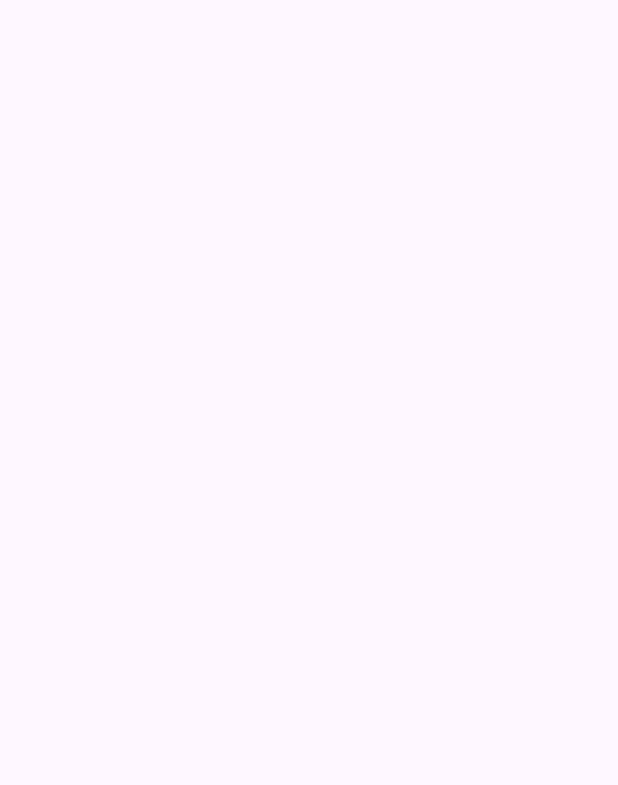
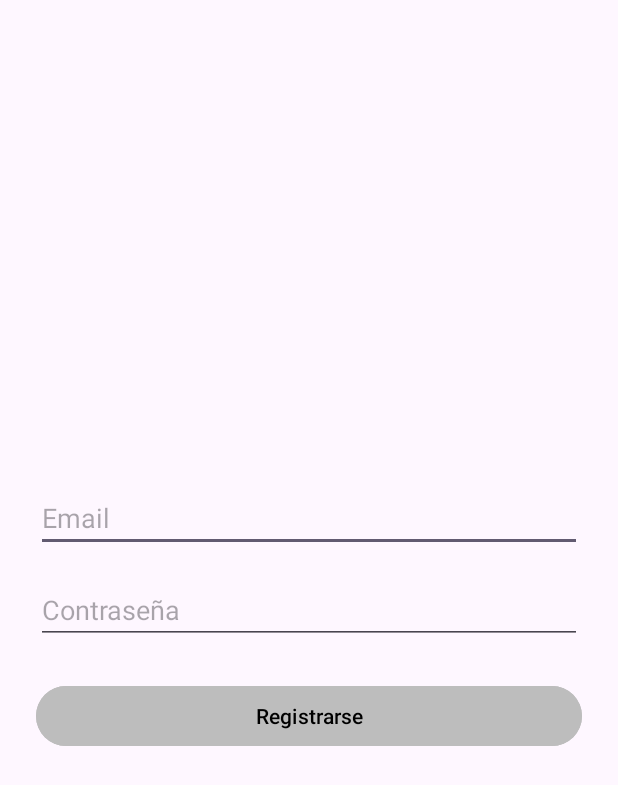
Before and after one commit to IagoHermida/ComprApp, an Android app: the RegisterActivity screen opened directly, with no data from a screen before it, on a phone screen of 412 x 824 dp. Before the commit the part shown is empty. Shown: the top 785 px of the screen. Run offline under Robolectric (Android 15) with nearby library versions, the phone set to English and light mode, and no system bars; our stand-ins replace Firebase (no records; nobody signed in at launch, a user with empty details on screens opened directly).

Commit message:
Primera versión ActivityRegister

```diff
--- a/app/build.gradle
+++ b/app/build.gradle
@@ -36,9 +36,11 @@ dependencies {
     implementation libs.material
     implementation libs.activity
     implementation libs.constraintlayout
+    implementation libs.firebase.auth
     testImplementation libs.junit
     androidTestImplementation libs.ext.junit
     androidTestImplementation libs.espresso.core
     implementation(platform("com.google.firebase:firebase-bom:33.13.0"))
     implementation("com.google.firebase:firebase-analytics")
+
 }
--- a/app/src/main/java/com/example/compraapp/RegisterActivity.java
+++ b/app/src/main/java/com/example/compraapp/RegisterActivity.java
@@ -1,24 +1,61 @@
 package com.example.compraapp;
 
 import android.os.Bundle;
+import android.text.TextUtils;
+import android.widget.Button;
+import android.widget.EditText;
+import android.widget.Toast;
 
-import androidx.activity.EdgeToEdge;
+import androidx.annotation.NonNull;
 import androidx.appcompat.app.AppCompatActivity;
-import androidx.core.graphics.Insets;
-import androidx.core.view.ViewCompat;
-import androidx.core.view.WindowInsetsCompat;
+
+import com.google.firebase.auth.FirebaseAuth;
+import com.google.firebase.auth.FirebaseUser;
 
 public class RegisterActivity extends AppCompatActivity {
+
+    private EditText etEmail, etPassword;
+    private Button btnRegisterConfirm;
+
+    private FirebaseAuth mAuth;
 
     @Override
     protected void onCreate(Bundle savedInstanceState) {
         super.onCreate(savedInstanceState);
-        EdgeToEdge.enable(this);
         setContentView(R.layout.activity_register);
-        ViewCompat.setOnApplyWindowInsetsListener(findViewById(R.id.main), (v, insets) -> {
-            Insets systemBars = insets.getInsets(WindowInsetsCompat.Type.systemBars());
-            v.setPadding(systemBars.left, systemBars.top, systemBars.right, systemBars.bottom);
-            return insets;
-        });
+
+        etEmail = findViewById(R.id.etEmail);
+        etPassword = findViewById(R.id.etPassword);
+        btnRegisterConfirm = findViewById(R.id.btnRegisterConfirm);
+
+        mAuth = FirebaseAuth.getInstance();
+
+        btnRegisterConfirm.setOnClickListener(v -> registerUser());
+    }
+
+    private void registerUser() {
+        String email = etEmail.getText().toString().trim();
+        String password = etPassword.getText().toString().trim();
+
+        if (TextUtils.isEmpty(email) || TextUtils.isEmpty(password)) {
+            Toast.makeText(this, "Por favor, rellena todos los campos", Toast.LENGTH_SHORT).show();
+            return;
+        }
+
+        if (password.length() < 6) {
+            Toast.makeText(this, "La contraseña debe tener al menos 6 caracteres", Toast.LENGTH_SHORT).show();
+            return;
+        }
+
+        mAuth.createUserWithEmailAndPassword(email, password)
+                .addOnCompleteListener(this, task -> {
+                    if (task.isSuccessful()) {
+                        FirebaseUser user = mAuth.getCurrentUser();
+                        Toast.makeText(RegisterActivity.this, "Registro exitoso: " + user.getEmail(), Toast.LENGTH_SHORT).show();
+                        finish(); // Vuelve a la pantalla anterior (MainActivity)
+                    } else {
+                        Toast.makeText(RegisterActivity.this, "Error al registrar: " + task.getException().getMessage(), Toast.LENGTH_LONG).show();
+                    }
+                });
     }
 }
--- a/app/src/main/res/layout/activity_register.xml
+++ b/app/src/main/res/layout/activity_register.xml
@@ -1,10 +1,32 @@
 <?xml version="1.0" encoding="utf-8"?>
-<androidx.constraintlayout.widget.ConstraintLayout xmlns:android="http://schemas.android.com/apk/res/android"
-    xmlns:app="http://schemas.android.com/apk/res-auto"
-    xmlns:tools="http://schemas.android.com/tools"
-    android:id="@+id/main"
+<LinearLayout xmlns:android="http://schemas.android.com/apk/res/android"
     android:layout_width="match_parent"
     android:layout_height="match_parent"
-    tools:context=".RegisterActivity">
+    android:orientation="vertical"
+    android:padding="24dp"
+    android:gravity="center">
 
-</androidx.constraintlayout.widget.ConstraintLayout>
+    <EditText
+        android:id="@+id/etEmail"
+        android:layout_width="match_parent"
+        android:layout_height="wrap_content"
+        android:hint="Email"
+        android:inputType="textEmailAddress"
+        android:layout_marginBottom="16dp"/>
+
+    <EditText
+        android:id="@+id/etPassword"
+        android:layout_width="match_parent"
+        android:layout_height="wrap_content"
+        android:hint="Contraseña"
+        android:inputType="textPassword"
+        android:layout_marginBottom="24dp"/>
+
+    <Button
+        android:id="@+id/btnRegisterConfirm"
+        android:layout_width="match_parent"
+        android:layout_height="wrap_content"
+        android:text="Registrarse"
+        android:backgroundTint="#BDBDBD"
+        android:textColor="#000000"/>
+</LinearLayout>
--- a/gradle/libs.versions.toml
+++ b/gradle/libs.versions.toml
@@ -7,6 +7,7 @@ appcompat = "1.7.0"
 material = "1.12.0"
 activity = "1.10.1"
 constraintlayout = "2.2.1"
+firebaseAuth = "23.2.0"
 
 [libraries]
 junit = { group = "junit", name = "junit", version.ref = "junit" }
@@ -16,6 +17,7 @@ appcompat = { group = "androidx.appcompat", name = "appcompat", version.ref = "a
 material = { group = "com.google.android.material", name = "material", version.ref = "material" }
 activity = { group = "androidx.activity", name = "activity", version.ref = "activity" }
 constraintlayout = { group = "androidx.constraintlayout", name = "constraintlayout", version.ref = "constraintlayout" }
+firebase-auth = { group = "com.google.firebase", name = "firebase-auth", version.ref = "firebaseAuth" }
 
 [plugins]
 android-application = { id = "com.android.application", version.ref = "agp" }
```
